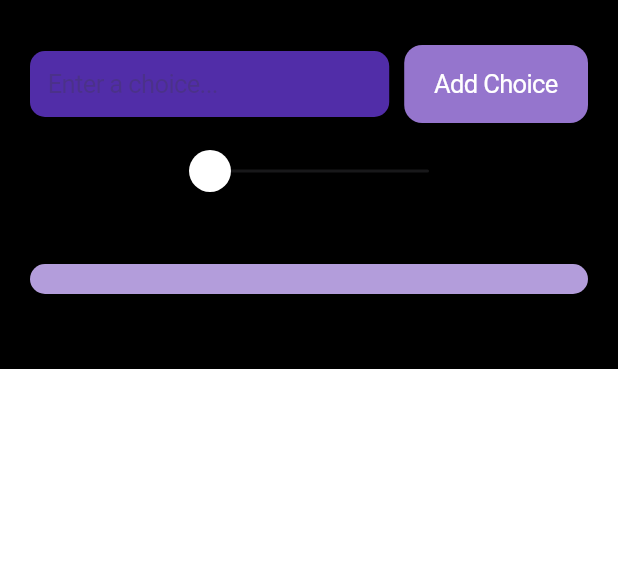
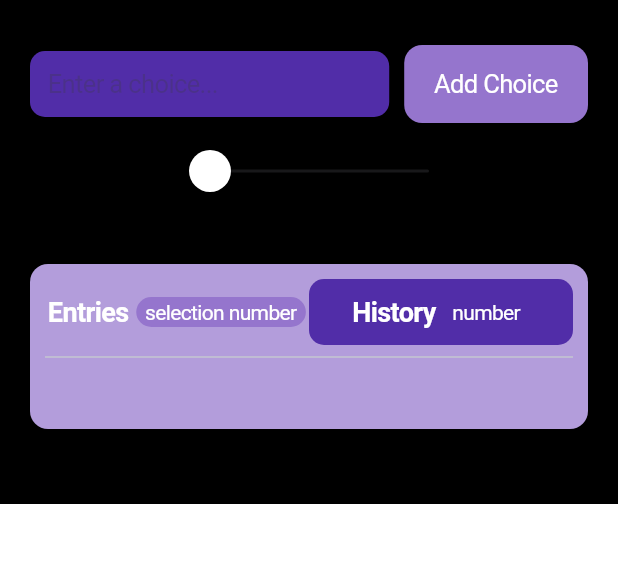
Before and after one commit to beyonce-ama/spinner, a Flutter app: the screen it shows after launch, on a phone screen of 412 x 824 dp, the part 66-629 px from its top. Run offline on Flutter 3.47's test engine with Material 3 defaults, Android fonts, the phone set to English and light mode, and no system bars.

Commit message:
added by jolas arpon

```diff
--- a/lib/spinner_screen.dart
+++ b/lib/spinner_screen.dart
@@ -89,6 +89,96 @@ Widget build(BuildContext context) {
                     ),
                   ],
                 ),
+                 child: Column(
+                  crossAxisAlignment: CrossAxisAlignment.start,
+                  children: [
+                    Row(
+                      children: [
+                        Expanded(
+                          child: CupertinoButton(
+                            padding: EdgeInsets.zero,
+                            borderRadius: BorderRadius.circular(10),
+                            onPressed: () {  },
+                            child: Padding(
+                              padding: const EdgeInsets.symmetric(vertical: 10),
+                              child: Row(
+                                mainAxisAlignment: MainAxisAlignment.center,
+                                children: [
+                                  Text(
+                                    "Entries",
+                                    style: TextStyle(
+                                      fontSize: 18,
+                                      fontWeight: FontWeight.bold,
+                                      color: Colors.white,
+                                    ),
+                                  ),
+                                  const SizedBox(width: 5),
+                                  Container(
+                                    padding: const EdgeInsets.symmetric(horizontal: 6, vertical: 2),
+                                    decoration: BoxDecoration(
+                                      color: Colors.deepPurple.shade300,
+                                      borderRadius: BorderRadius.circular(12),
+                                    ),
+                                    child: Text(
+                                      "selection number",
+                                      style: TextStyle(
+                                        color:  Colors.white,
+                                        fontSize: 14,
+                                      ),
+                                    ),
+                                  ),
+                                ],
+                              ),
+                            ),
+                          ),
+                        ),
+                        Expanded(
+                            child: CupertinoButton(
+                              padding: EdgeInsets.zero,
+                              color: Colors.deepPurple.shade700,
+                              borderRadius: BorderRadius.circular(10),
+                              onPressed: () {  },
+                              child: Padding(
+                                padding: const EdgeInsets.symmetric(vertical: 10),
+                                child: Row(
+                                  mainAxisAlignment: MainAxisAlignment.center,
+                                  children: [
+                                    Text(
+                                      "History",
+                                      style: TextStyle(
+                                        fontSize: 18,
+                                        fontWeight: FontWeight.bold,
+                                        color: Colors.white,
+                                      ),
+                                    ),
+                                    const SizedBox(width: 5),
+                                    Container(
+                                      padding: const EdgeInsets.symmetric(horizontal: 6, vertical: 2),
+                                      decoration: BoxDecoration(
+                                        color:  Colors.deepPurple.shade700,
+                                        borderRadius: BorderRadius.circular(12),
+                                      ),
+                                      child: Text(
+                                        "number",
+                                        style: TextStyle(
+                                          color: Colors.white ,
+                                          fontSize: 14,
+                                        ),
+                                      ),
+                                    ),
+                                  ],
+                                ),
+                              ),
+                            ),
+                          ),
+
+                      ],
+                    ),
+                    const Divider(),
+
+              const SizedBox(height: 30),
+            ],
+          ),
               ),
               const SizedBox(height: 30),
             ],
```
